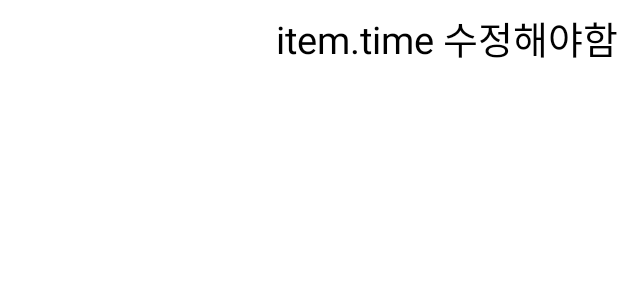
After one commit to android-wanted-SensorDashboardApp-team1/android-wanted-SensorDashboardApp, an Android app: the layout item_main_recyclerview.xml on its own in the app's theme, with its tools: preview values and no code run, on a phone screen of 412 x 824 dp. The commit adds this screen. Shown: the top 300 px of the screen. Run offline under Robolectric (Android 15) with nearby library versions, the phone set to English and light mode, and no system bars.

Commit message:
feat: 첫번째 페이지 recyclerview 띄우기

```diff
--- a/app/src/main/java/com/preonboarding/sensordashboard/presentation/SensorViewModel.kt
+++ b/app/src/main/java/com/preonboarding/sensordashboard/presentation/SensorViewModel.kt
@@ -21,6 +21,7 @@ class SensorViewModel @Inject constructor(
 
     val accSensorFlow = accSensorUseCase.getAccFlow()
     val gyroSensorFlow = gyroSensorUseCase.getGyroFlow()
+    val sensorsFlow = roomUseCase.getSensorDataFlow()
 
     private val errorFlow = errorUseCase.getErrorFlow()
 
--- /dev/null
+++ b/app/src/main/res/layout/item_main_recyclerview.xml
@@ -0,0 +1,52 @@
+<?xml version="1.0" encoding="utf-8"?>
+<layout xmlns:app="http://schemas.android.com/apk/res-auto">
+
+    <data>
+
+        <import type="com.preonboarding.sensordashboard.domain.model.SensorType" />
+
+        <variable
+            name="sensor"
+            type="com.preonboarding.sensordashboard.domain.model.SensorData" />
+    </data>
+
+    <androidx.constraintlayout.widget.ConstraintLayout xmlns:android="http://schemas.android.com/apk/res/android"
+        android:layout_width="match_parent"
+        android:layout_height="wrap_content"
+        android:layout_marginBottom="20dp">
+
+        <TextView
+            android:id="@+id/textview_itemmain_date"
+            android:layout_width="wrap_content"
+            android:layout_height="wrap_content"
+            android:text="@{sensor.date}"
+            android:textColor="@color/black"
+            android:textSize="14sp"
+            app:layout_constraintStart_toStartOf="parent"
+            app:layout_constraintTop_toTopOf="parent" />
+
+        <TextView
+            android:id="@+id/textview_itemmain_type"
+            android:layout_width="wrap_content"
+            android:layout_height="wrap_content"
+            android:layout_marginTop="10dp"
+            android:textColor="@color/black"
+            android:textSize="16sp"
+            app:layout_constraintStart_toStartOf="parent"
+            app:layout_constraintTop_toBottomOf="@+id/textview_itemmain_date"
+            app:setType="@{sensor.type}" />
+
+        <TextView
+            android:id="@+id/textview_itemmain_time"
+            android:layout_width="wrap_content"
+            android:layout_height="0dp"
+            android:gravity="center_vertical"
+            android:text="item.time 수정해야함"
+            android:textColor="@color/black"
+            android:textSize="25sp"
+            app:layout_constraintBottom_toBottomOf="parent"
+            app:layout_constraintEnd_toEndOf="parent"
+            app:layout_constraintTop_toTopOf="parent" />
+
+    </androidx.constraintlayout.widget.ConstraintLayout>
+</layout>
```
Also changed, not shown: app/src/main/java/com/preonboarding/sensordashboard/presentation/MainActivity.kt (+13 -1 lines), app/src/main/java/com/preonboarding/sensordashboard/presentation/MainRecyclerViewAdapter.kt (added, +42 -0 lines), app/src/main/java/com/preonboarding/sensordashboard/util/BindingAdapterUtil.kt (added, +21 -0 lines), app/src/main/res/layout/activity_main.xml (+9 -5 lines).
